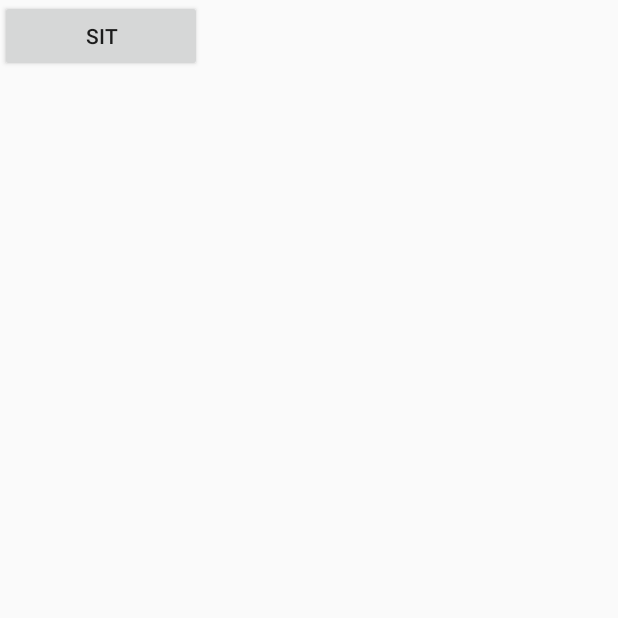
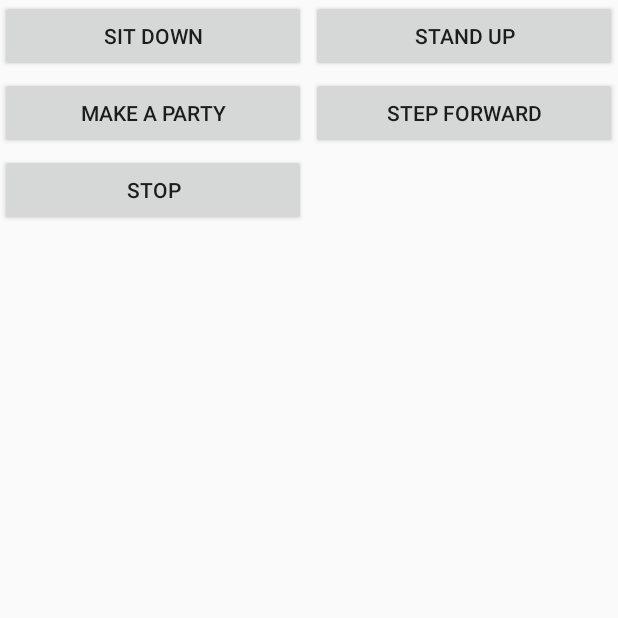
Before and after one commit to 0442A403/GKGB-Controller, an Android app: the ControllerActivity screen opened directly, with no data from a screen before it, on a phone screen of 412 x 824 dp, the top half of it. Run offline under Robolectric (Android 15) with nearby library versions, the phone set to English and light mode, and no system bars; 1 statement that could not run was skipped.

Commit message:
Add commands

```diff
--- a/app/src/main/java/com/iupp/iuppcontroller/ControllerActivity.kt
+++ b/app/src/main/java/com/iupp/iuppcontroller/ControllerActivity.kt
@@ -8,38 +8,46 @@ import android.widget.Toast
 import kotlinx.android.synthetic.main.activity_controller.*
 
 
-class ControllerActivity: Activity(), SocketCallback {
+class ControllerActivity: Activity(), SocketCallback, OnTaskPressedListener {
     private var wifiSocket: WifiSocket? = null
     private var connectionSignal = false
     override fun onCreate(savedInstanceState: Bundle?) {
         super.onCreate(savedInstanceState)
+        Log.i("IUPPInformation", "Controller activity has started with params: " +
+                "host: ${intent.getStringExtra("host")}, " +
+                "port: ${intent.getIntExtra("port", -1)}")
         wifiSocket = WifiSocket(intent.getStringExtra("host"),
                 intent.getIntExtra("port", -1),
                 this)
         wifiSocket!!.execute()
         setContentView(R.layout.activity_controller)
-        buttonPanel.setSettings()
+        val commands = arrayOf(
+                Command("Sit down", Task.SitDown),
+                Command("Stand Up", Task.StandUp),
+                Command("Make a party", Task.MakeAParty),
+                Command("Step forward", Task.StepForward),
+                Command("Stop", Task.Stop)
+        )
+        buttonPanel.adapter = TaskButtonAdapter(commands, this@ControllerActivity, this)
+        buttonPanel.numColumns = 2
+        buttonPanel.verticalSpacing = 5
+        buttonPanel.horizontalSpacing = 5
     }
 
     override fun onBackPressed() {
+        wifiSocket?.disconnect()
         super.onBackPressed()
-        wifiSocket?.disconnect()
     }
 
-    private fun GridView.setSettings() {
-        val commands = arrayOf(Command("Sit", Task.Sit))
-        this.adapter = TaskButtonAdapter(commands, this@ControllerActivity)
-        this.setOnItemClickListener { adapterView, _, i, _ ->
-            while (!connectionSignal)
-                wifiSocket!!.setTask((adapterView.getItemAtPosition(i) as Command).task)
-        }
-        this.numColumns = 3
-        this.verticalSpacing = 5
-        this.horizontalSpacing = 5
+    override fun onTaskPressed(task: Task) {
+        while (!connectionSignal);
+        Log.i("IUPPDebug", "New task: ${task.name}")
+        wifiSocket!!.setTask(task)
+
     }
 
     override fun callback(code: SocketCode) {
-        Log.i("IUPPInformation", "callback")
+        Log.i("IUPPInformation", "callback ${code.name}")
         runOnUiThread {
             if (code == SocketCode.ConnectionCompletedCode) {
                 Toast.makeText(this, "Сокет успешно создан!", Toast.LENGTH_SHORT).show()
--- /dev/null
+++ b/app/src/main/java/com/iupp/iuppcontroller/OnTaskPressedListener.kt
@@ -0,0 +1,5 @@
+package com.iupp.iuppcontroller
+
+interface OnTaskPressedListener {
+    fun onTaskPressed(task: Task)
+}
--- a/app/src/main/java/com/iupp/iuppcontroller/Task.kt
+++ b/app/src/main/java/com/iupp/iuppcontroller/Task.kt
@@ -1,5 +1,9 @@
 package com.iupp.iuppcontroller
 
-enum class Task(val code: Int) {
-    Sit(1)
+enum class Task(val command: String) {
+    SitDown("COMMAND_SIT_DOWN"),
+    StandUp("COMMAND_STAND_UP"),
+    MakeAParty("COMMAND_MAKE_PARTY"),
+    Stop("COMMAND_STOP"),
+    StepForward("COMMAND_STEP_FORWARD")
 }
--- a/app/src/main/java/com/iupp/iuppcontroller/TaskButtonAdapter.kt
+++ b/app/src/main/java/com/iupp/iuppcontroller/TaskButtonAdapter.kt
@@ -9,10 +9,14 @@ import android.widget.Button
 import android.widget.Toast
 
 class TaskButtonAdapter(private val commands: Array<Command>,
-                        private val context: Context): BaseAdapter() {
+                        private val context: Context,
+                        private val onTaskPressedListener: OnTaskPressedListener): BaseAdapter() {
     override fun getView(p0: Int, p1: View?, p2: ViewGroup?): View {
         val button = Button(context)
         button.text = commands[p0].name
+        button.setOnClickListener {
+            onTaskPressedListener.onTaskPressed(commands[p0].task)
+        }
         return button
     }
 
@@ -21,7 +25,7 @@ class TaskButtonAdapter(private val commands: Array<Command>,
     }
 
     override fun getItemId(p0: Int): Long {
-        return commands[p0].task.code.toLong()
+        return commands[p0].task.command.hashCode().toLong()
     }
 
     override fun getCount(): Int {
--- a/app/src/main/res/layout/activity_controller.xml
+++ b/app/src/main/res/layout/activity_controller.xml
@@ -4,7 +4,8 @@
     xmlns:tools="http://schemas.android.com/tools"
     android:layout_width="match_parent"
     android:layout_height="match_parent"
-    tools:context=".ControllerActivity">
+    tools:context=".ControllerActivity"
+    android:theme="@style/AppTheme">
 
     <GridView
         android:id="@+id/buttonPanel"
--- a/app/src/main/res/values/strings.xml
+++ b/app/src/main/res/values/strings.xml
@@ -1,3 +1,3 @@
 <resources>
-    <string name="app_name">IUPP Controller</string>
+    <string name="app_name">GKGB</string>
 </resources>
```
Also changed, not shown: app/src/main/java/com/iupp/iuppcontroller/ConnectionActivity.kt (+3 -4 lines), app/src/main/java/com/iupp/iuppcontroller/WifiSocket.kt (+24 -23 lines), build.gradle (+2 -7 lines).
